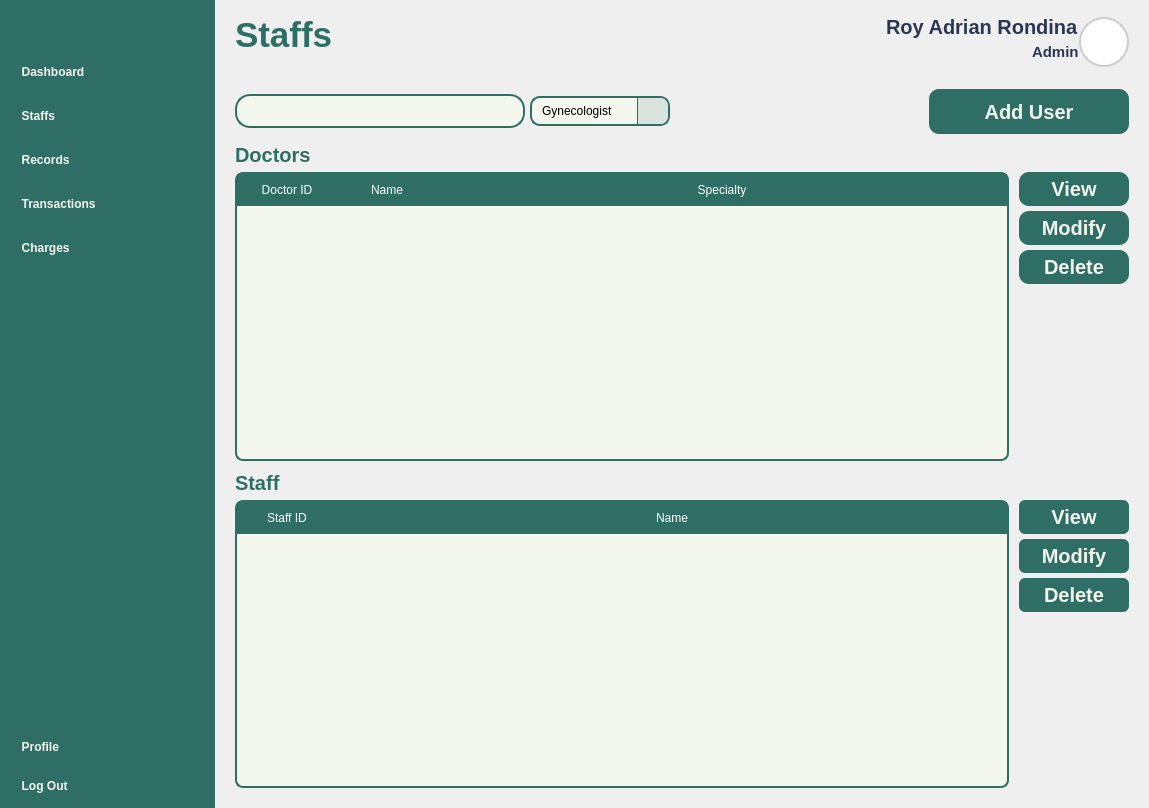
Before: the Qt Designer form Views/Admin_Staffs.ui in VinsmokeSanji69/COVACHA_CLINIC_SYSTEM, drawn with Qt 5.
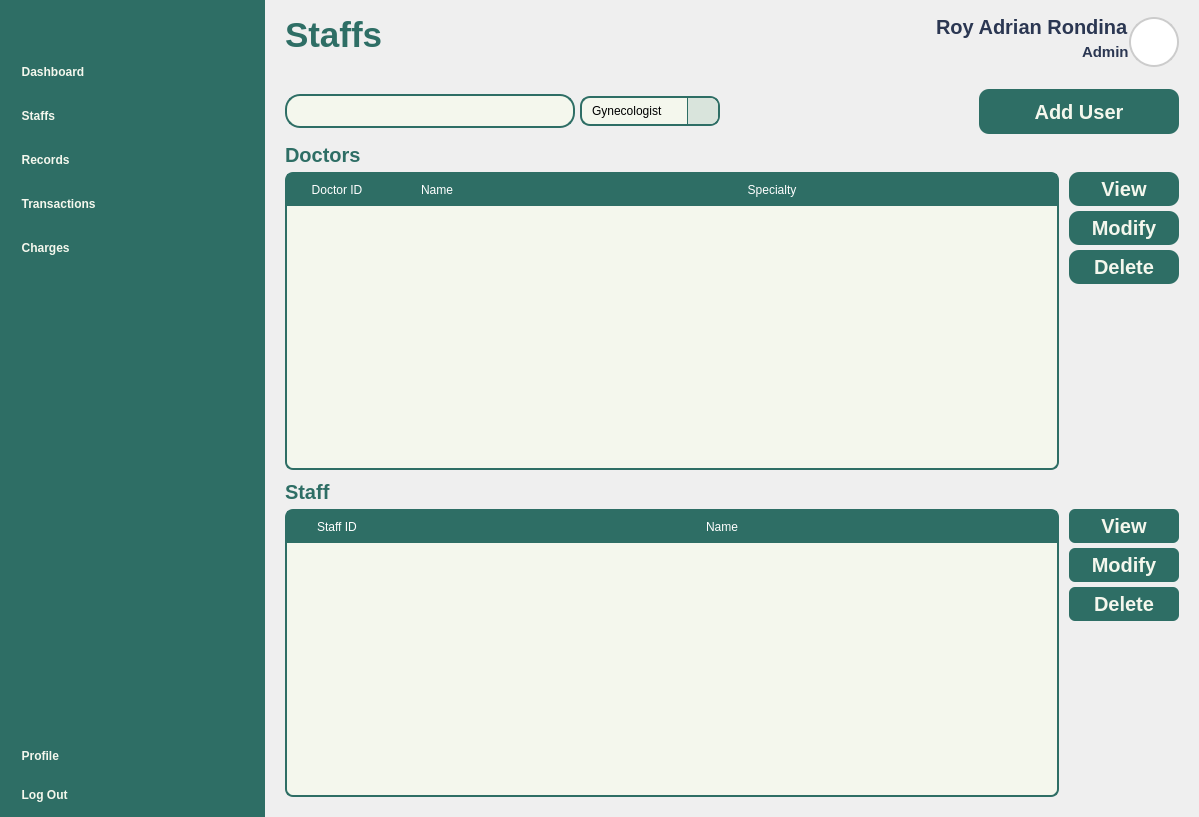
After: the same form once the commit is applied. Icons and pictures are not drawn.

What changed in the file:
```diff
--- a/Views/Admin_Staffs.ui
+++ b/Views/Admin_Staffs.ui
@@ -1,30 +1,15 @@
 <?xml version="1.0" encoding="UTF-8"?>
 <ui version="4.0">
- <class>MainWindow</class>
- <widget class="QMainWindow" name="MainWindow">
-  <property name="windowModality">
-   <enum>Qt::ApplicationModal</enum>
-  </property>
+ <class>Form</class>
+ <widget class="QWidget" name="Form">
   <property name="geometry">
    <rect>
     <x>0</x>
     <y>0</y>
-    <width>1149</width>
-    <height>805</height>
+    <width>1199</width>
+    <height>817</height>
    </rect>
   </property>
-  <property name="sizePolicy">
-   <sizepolicy hsizetype="Expanding" vsizetype="Expanding">
-    <horstretch>0</horstretch>
-    <verstretch>0</verstretch>
-   </sizepolicy>
-  </property>
-  <property name="baseSize">
-   <size>
-    <width>1150</width>
-    <height>805</height>
-   </size>
-  </property>
   <property name="windowTitle">
    <string>MainWindow</string>
   </property>
@@ -58,13 +43,6 @@
 
 </string>
   </property>
-  <widget class="QWidget" name="centralwidget">
-   <property name="sizePolicy">
-    <sizepolicy hsizetype="Expanding" vsizetype="Expanding">
-     <horstretch>0</horstretch>
-     <verstretch>0</verstretch>
-    </sizepolicy>
-   </property>
    <layout class="QHBoxLayout" name="horizontalLayout_4">
     <property name="spacing">
      <number>0</number>
@@ -1410,9 +1388,6 @@
      </widget>
     </item>
    </layout>
-   <zorder>MainBodyContainer</zorder>
-   <zorder>NavBar</zorder>
-  </widget>
  </widget>
  <resources>
   <include location="../Images/resources.qrc"/>
```
Left out of the diff: 32 changed lines with no effect on the pictures. Lines whose indentation alone changed are shown as unchanged.
